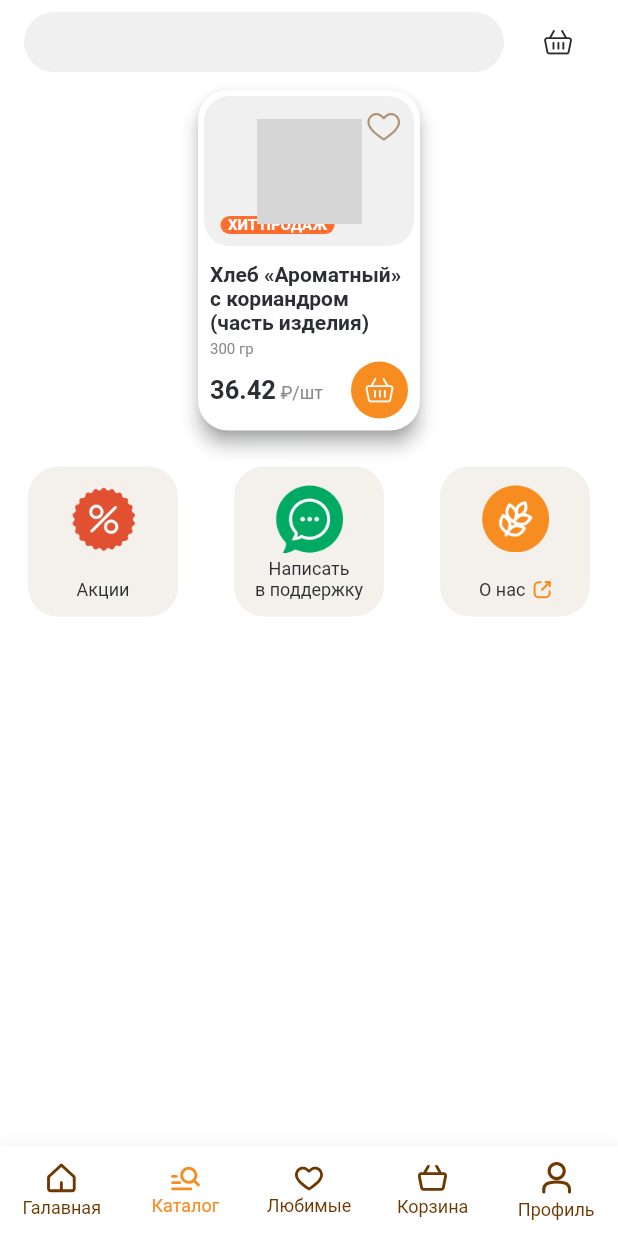
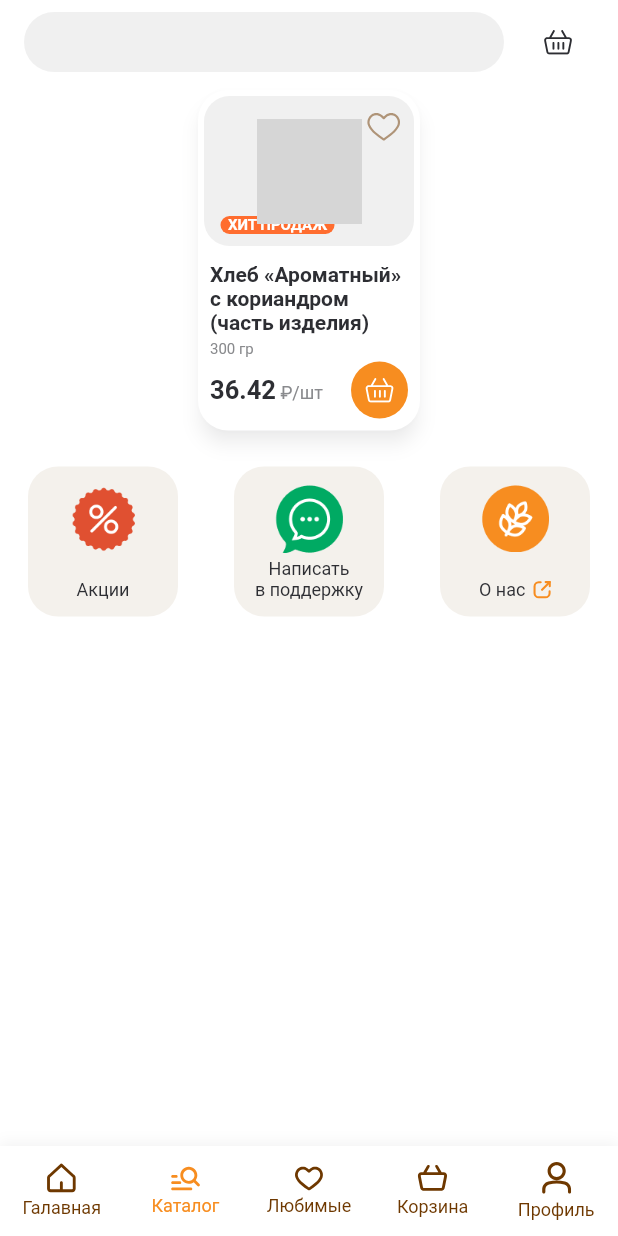
Before and after one commit to ArrGagiev/bread, a Flutter app: the screen it shows after launch, item 2 of the bottom bar chosen, on a phone screen of 412 x 824 dp. Run offline on Flutter 3.47's test engine with Material 3 defaults, Android fonts, the phone set to English and light mode, and no system bars; drawn by our look-alikes of persistent_bottom_nav_bar_v2; our stand-ins replace badges, dotted_border, flutter_svg; statements that could not run were skipped; project files that could hold a hidden picture were left out; grey boxes are pictures that could not be loaded.

Commit message:
немного переделал темы для карточек, вынес их в расширения

```diff
--- /dev/null
+++ b/lib/app.dart
@@ -0,0 +1,22 @@
+import 'package:bread/core/bottom_nav_bar/bottom_nav_bar.dart';
+import 'package:bread/core/themes/light_theme.dart';
+import 'package:bread/core/themes/dark_theme.dart';
+import 'package:flutter/material.dart';
+
+class App extends StatelessWidget {
+  const App({super.key});
+
+  @override
+  Widget build(BuildContext context) {
+    return MaterialApp(
+      debugShowCheckedModeBanner: false,
+      theme: lightTheme, //todo: app theme <---
+      home: const Scaffold(
+        // отключает поднятие bottom_bar вверх, при открытии клавиатуры
+        resizeToAvoidBottomInset: false,
+        // body: ,
+        body: BottomNavBar(),
+      ),
+    );
+  }
+}
--- a/lib/core/bottom_nav_bar/bottom_nav_bar.dart
+++ b/lib/core/bottom_nav_bar/bottom_nav_bar.dart
@@ -5,7 +5,7 @@ import 'package:bread/features/pages/catalog/catalog_page.dart';
 import 'package:bread/features/pages/basket/basket_page.dart';
 import 'package:bread/core/constants/app_typography.dart';
 import 'package:bread/features/pages/main/main_page.dart';
-import 'package:bread/core/themes/theme_extension.dart';
+import 'package:bread/core/themes/extentions/bottom_navbar_theme.dart';
 import 'package:flutter_svg/flutter_svg.dart';
 import 'package:flutter/material.dart';
 
--- a/lib/core/themes/light_theme.dart
+++ b/lib/core/themes/light_theme.dart
@@ -1,6 +1,8 @@
+import 'package:bread/core/themes/extentions/bottom_navbar_theme.dart';
 import 'package:bread/core/constants/app_typography.dart';
 import 'package:bread/core/constants/app_colors.dart';
-import 'package:bread/core/themes/theme_extension.dart';
+import 'package:bread/core/themes/extentions/product_card_theme.dart';
+import 'extentions/info_navigation_card_theme.dart';
 import 'package:flutter/material.dart';
 
 final ThemeData lightTheme = ThemeData(
@@ -8,22 +10,25 @@ final ThemeData lightTheme = ThemeData(
   primarySwatch: Colors.orange,
   appBarTheme: appBarTheme(),
   scaffoldBackgroundColor: AppColors.white,
-  cardTheme: lightProductCardTheme(),
-  //* конкретно этот параметр задаю для темs карточки info_navigation_card
-  focusColor: AppColors.beige,
   textTheme: lightTextTheme(),
   extensions: <ThemeExtension<dynamic>>[
-    lightNavBarTheme, //todo: цвета кастомного навбара
+    lightNavBarTheme,
+    lightInfoNavCardTheme,
+    lightProductCardTheme,
   ],
 );
 
-CardTheme lightProductCardTheme() {
-  return const CardTheme(
-    elevation: 5,
-    color: AppColors.white,
-    shadowColor: AppColors.gray,
-  );
-}
+ProductCardTheme lightProductCardTheme = ProductCardTheme(
+  backgroundColor: AppColors.white,
+  shadowColor: AppColors.gray.withOpacity(0.2),
+  descriptionTextStyle: AppTypography.h7.copyWith(color: AppColors.black),
+  priceTextStyle: AppTypography.h5.copyWith(color: AppColors.black),
+);
+
+InfoNavigationCardTheme lightInfoNavCardTheme = InfoNavigationCardTheme(
+  backgroundColor: AppColors.beige,
+  descriptionTextStyle: AppTypography.bodySmall.copyWith(color: AppColors.black),
+);
 
 AppBarTheme appBarTheme() {
   return const AppBarTheme(
@@ -41,13 +46,7 @@ BottomNavBarTheme lightNavBarTheme = BottomNavBarTheme(
 
 TextTheme lightTextTheme() {
   return TextTheme(
-    // headlineLarge для заголовка разделов страницы
+    // для заголовка разделов страницы
     headlineLarge: AppTypography.h3.copyWith(color: AppColors.brown),
-    // headlineMedium для описания карточки продукта
-    headlineMedium: AppTypography.h7.copyWith(color: AppColors.black),
-    // headlineSmall для цены карточки продукта
-    headlineSmall: AppTypography.h5.copyWith(color: AppColors.black),
-    // bodyLarge для описания info_navigation карточки
-    bodySmall: AppTypography.bodySmall.copyWith(color: AppColors.black),
   );
 }
--- a/lib/core/widgets/cards/info_navigation_card/info_navigation_card.dart
+++ b/lib/core/widgets/cards/info_navigation_card/info_navigation_card.dart
@@ -1,4 +1,5 @@
 import 'package:bread/core/constants/app_colors.dart';
+import 'package:bread/core/themes/extentions/info_navigation_card_theme.dart';
 import 'package:flutter/material.dart';
 import 'package:flutter_svg/flutter_svg.dart';
 
@@ -21,7 +22,7 @@ class InfoNavigationCard extends StatelessWidget {
     var splashColor = AppColors.orangeDark.withOpacity(0.2);
     return Center(
       child: Material(
-        color: Theme.of(context).focusColor,
+        color: context.infoNavCardTheme.backgroundColor,
         borderRadius: BorderRadius.circular(radius),
         child: InkWell(
           splashColor: splashColor,
@@ -43,7 +44,7 @@ class InfoNavigationCard extends StatelessWidget {
                     Text(
                       title,
                       textAlign: TextAlign.center,
-                      style: Theme.of(context).textTheme.bodySmall,
+                      style: context.infoNavCardTheme.descriptionTextStyle,
                     ),
                     if (isTitleWithIcon) const SizedBox(width: 5),
                     if (isTitleWithIcon)
--- a/lib/core/widgets/cards/product_card/product_card.dart
+++ b/lib/core/widgets/cards/product_card/product_card.dart
@@ -1,3 +1,4 @@
+import 'package:bread/core/themes/extentions/product_card_theme.dart';
 import 'package:bread/core/widgets/cards/product_card/widgets/card_basic/card_state_area.dart';
 import 'package:bread/core/widgets/cards/product_card/widgets/card_basic/card_image.dart';
 import 'widgets/card_basic/card_description.dart';
@@ -18,6 +19,9 @@ class ProductCard extends StatelessWidget {
         width: 156,
         height: 235,
         child: Card(
+          elevation: 5,
+          color: context.productCardTheme.backgroundColor,
+          shadowColor: context.productCardTheme.shadowColor,
           shape: RoundedRectangleBorder(
             borderRadius: BorderRadius.circular(20),
           ),
--- a/lib/core/widgets/cards/product_card/widgets/card_area/price_addbasket_area.dart
+++ b/lib/core/widgets/cards/product_card/widgets/card_area/price_addbasket_area.dart
@@ -1,4 +1,5 @@
 import 'package:bread/core/widgets/cards/product_card/widgets/card_buttons/addbasket_button.dart';
+import 'package:bread/core/themes/extentions/product_card_theme.dart';
 import 'package:bread/core/constants/app_typography.dart';
 import 'package:bread/core/constants/app_colors.dart';
 import 'package:flutter/material.dart';
@@ -19,7 +20,7 @@ class PriceAddBasketArea extends StatelessWidget {
             children: [
               TextSpan(
                 text: price ?? '',
-                style: Theme.of(context).textTheme.headlineSmall,
+                style: context.productCardTheme.priceTextStyle,
               ),
               TextSpan(
                 text: ' ${text ?? ''}',
--- a/lib/core/widgets/cards/product_card/widgets/card_basic/card_description.dart
+++ b/lib/core/widgets/cards/product_card/widgets/card_basic/card_description.dart
@@ -1,5 +1,6 @@
 import 'package:bread/core/constants/app_typography.dart';
 import 'package:bread/core/constants/app_colors.dart';
+import 'package:bread/core/themes/extentions/product_card_theme.dart';
 import 'package:flutter/material.dart';
 
 class ProductCardDescription extends StatelessWidget {
@@ -23,7 +24,7 @@ class ProductCardDescription extends StatelessWidget {
             description, //todo: description <---
             maxLines: 3,
             overflow: TextOverflow.ellipsis,
-            style: Theme.of(context).textTheme.headlineMedium,
+            style: context.productCardTheme.descriptionTextStyle,
           ),
           const SizedBox(height: 4),
           Text(
--- a/lib/main.dart
+++ b/lib/main.dart
@@ -1,26 +1,6 @@
-import 'package:bread/core/bottom_nav_bar/bottom_nav_bar.dart';
-import 'package:bread/core/themes/dark_theme.dart';
-import 'package:bread/core/themes/light_theme.dart';
 import 'package:flutter/material.dart';
+import 'package:bread/app.dart';
 
 void main() {
-  runApp(const MyApp());
+  runApp(const App());
 }
-
-class MyApp extends StatelessWidget {
-  const MyApp({super.key});
-
-  @override
-  Widget build(BuildContext context) {
-    return MaterialApp(
-      debugShowCheckedModeBanner: false,
-      theme: lightTheme, //todo: app theme <---
-      home: const Scaffold(
-        // отключает поднятие bottom_bar вверх, при открытии клавиатуры
-        resizeToAvoidBottomInset: false,
-        // body: ,
-        body: BottomNavBar(),
-      ),
-    );
-  }
-}
```
Also changed, not shown: lib/core/themes/dark_theme.dart (+17 -17 lines), lib/core/themes/extentions/info_navigation_card_theme.dart (added, +39 -0 lines), lib/core/themes/extentions/product_card_theme.dart (added, +48 -0 lines), lib/core/themes/extentions/bottom_navbar_theme.dart (renamed from lib/core/themes/theme_extension.dart), 1 other file.
